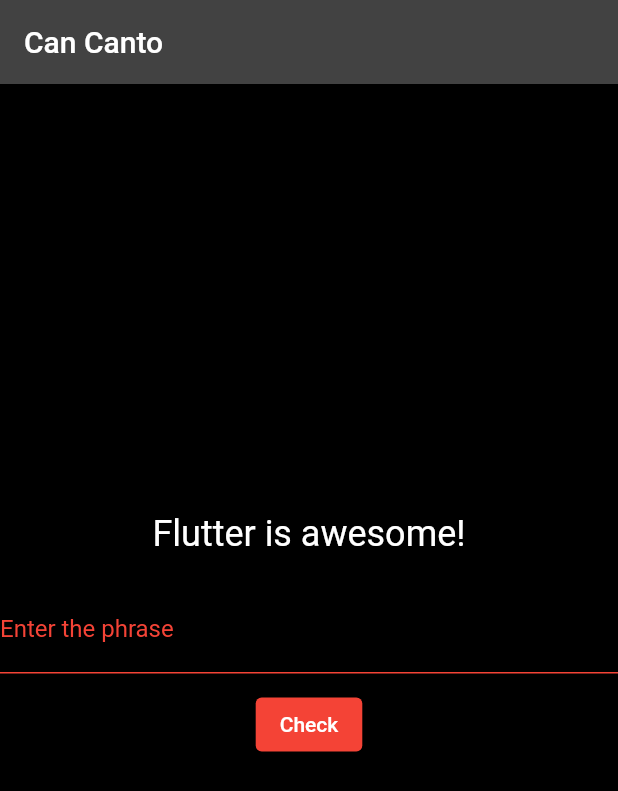
After one commit to psimatis/CanCanto, a Flutter app: the screen it shows after launch, on a phone screen of 412 x 824 dp. The commit adds this screen. Shown: the top 791 px of the screen. Run offline on Flutter 3.47's test engine with Material 2 defaults, Android fonts, the phone set to English and light mode, and no system bars.

Commit message:
split into two pages. added routing.

```diff
--- /dev/null
+++ b/lib/AddPhraseScreen.dart
@@ -0,0 +1,31 @@
+import 'package:flutter/material.dart';
+
+class AddPhraseScreen extends StatelessWidget {
+  @override
+  Widget build(BuildContext context) {
+    // Implement the screen to add new phrases here
+    return Scaffold(
+      appBar: AppBar(
+        title: Text('Add New Phrase'),
+      ),
+      body: Center(
+        child: Column(
+          mainAxisAlignment: MainAxisAlignment.center,
+          children: [
+            // Add text input and a button to add a new phrase
+            Text('Add a new phrase:'),
+            // Implement text input for the new phrase
+            ElevatedButton(
+              onPressed: () {
+                // Implement code to add the new phrase to the list
+                // You'll need to navigate back to the Vocabulary screen
+                Navigator.pop(context);
+              },
+              child: Text('Add Phrase'),
+            ),
+          ],
+        ),
+      ),
+    );
+  }
+}
--- /dev/null
+++ b/lib/Screens/cancanto_screen.dart
@@ -0,0 +1,96 @@
+import 'package:flutter/material.dart';
+import 'dart:math';
+
+class CanCantoScreen extends StatefulWidget {
+
+  static const String id = 'cancanto_screen';
+
+  @override
+  _CanCantoScreenState createState() => _CanCantoScreenState();
+}
+
+class _CanCantoScreenState extends State<CanCantoScreen> {
+  String randomPhrase = generateRandomPhrase();
+  TextEditingController userInputController = TextEditingController();
+  String resultMessage = '';
+
+  static String generateRandomPhrase() {
+    List<String> phrases = [
+      "Flutter is awesome!",
+      "Dart is a great language.",
+      "Can Canto is fun to use.",
+      "OpenAI GPT-3 is amazing!",
+    ];
+    Random random = Random();
+    int randomIndex = random.nextInt(phrases.length);
+    return phrases[randomIndex];
+  }
+
+  void checkInput() {
+    String userInput = userInputController.text;
+    if (userInput == randomPhrase) {
+      setState(() {
+        resultMessage = 'Correct!';
+      });
+    } else {
+      setState(() {
+        resultMessage = 'Wrong!';
+      });
+    }
+    // Generate a new random phrase
+    setState(() {
+      randomPhrase = generateRandomPhrase();
+      userInputController.clear();
+    });
+  }
+
+  @override
+  Widget build(BuildContext context) {
+    return Scaffold(
+        appBar: AppBar(
+          title: Text('Can Canto'),
+        ),
+        body: Center(
+          child: Column(
+            mainAxisAlignment: MainAxisAlignment.center,
+            children: [
+              Text(
+                randomPhrase,
+                style: TextStyle(fontSize: 24),
+              ),
+              SizedBox(height: 20),
+              TextField(
+                controller: userInputController,
+                decoration: const InputDecoration(
+                  labelText: 'Enter the phrase',
+                  labelStyle: TextStyle(color: Colors.red), // Change label color to red
+                  enabledBorder: UnderlineInputBorder(
+                    borderSide: BorderSide(color: Colors.red), // Set the underline color to red
+                  ),
+                  focusedBorder: UnderlineInputBorder(
+                    borderSide: BorderSide(color: Colors.red), // Set the focused underline color to red
+                  ),
+                ),
+              ),
+              SizedBox(height: 10),
+              ElevatedButton(
+                onPressed: checkInput,
+                style: ElevatedButton.styleFrom(
+                  primary: Colors.red, // Set the button's background color to red
+                ),
+                child: Text('Check'),
+              ),
+              SizedBox(height: 10),
+              Text(
+                resultMessage,
+                style: TextStyle(
+                  fontSize: 18,
+                  color: resultMessage == 'Correct!' ? Colors.green : Colors.red,
+                ),
+              ),
+            ],
+          ),
+        ),
+    );
+  }
+}
--- a/lib/main.dart
+++ b/lib/main.dart
@@ -1,48 +1,10 @@
-import 'dart:math';
 import 'package:flutter/material.dart';
+import 'Screens/cancanto_screen.dart';
+import 'Screens/vocabulary_screen.dart';
 
 void main() => runApp(CanCantoApp());
 
-class CanCantoApp extends StatefulWidget {
-  @override
-  _CanCantoAppState createState() => _CanCantoAppState();
-}
-
-class _CanCantoAppState extends State<CanCantoApp> {
-  String randomPhrase = generateRandomPhrase();
-  TextEditingController userInputController = TextEditingController();
-  String resultMessage = '';
-
-  static String generateRandomPhrase() {
-    List<String> phrases = [
-      "Flutter is awesome!",
-      "Dart is a great language.",
-      "Can Canto is fun to use.",
-      "OpenAI GPT-3 is amazing!",
-    ];
-    Random random = Random();
-    int randomIndex = random.nextInt(phrases.length);
-    return phrases[randomIndex];
-  }
-
-  void checkInput() {
-    String userInput = userInputController.text;
-    if (userInput == randomPhrase) {
-      setState(() {
-        resultMessage = 'Correct!';
-      });
-    } else {
-      setState(() {
-        resultMessage = 'Wrong!';
-      });
-    }
-    // Generate a new random phrase
-    setState(() {
-      randomPhrase = generateRandomPhrase();
-      userInputController.clear();
-    });
-  }
-
+class CanCantoApp extends StatelessWidget {
   @override
   Widget build(BuildContext context) {
     return MaterialApp(
@@ -50,52 +12,11 @@ class _CanCantoAppState extends State<CanCantoApp> {
         primaryColor: Colors.red,
         scaffoldBackgroundColor: Colors.black,
       ),
-      home: Scaffold(
-        appBar: AppBar(
-          title: Text('Can Canto'),
-        ),
-        body: Center(
-          child: Column(
-            mainAxisAlignment: MainAxisAlignment.center,
-            children: [
-              Text(
-                randomPhrase,
-                style: TextStyle(fontSize: 24),
-              ),
-              SizedBox(height: 20),
-              TextField(
-                controller: userInputController,
-                decoration: const InputDecoration(
-                  labelText: 'Enter the phrase',
-                  labelStyle: TextStyle(color: Colors.red), // Change label color to red
-                  enabledBorder: UnderlineInputBorder(
-                    borderSide: BorderSide(color: Colors.red), // Set the underline color to red
-                  ),
-                  focusedBorder: UnderlineInputBorder(
-                    borderSide: BorderSide(color: Colors.red), // Set the focused underline color to red
-                  ),
-                ),
-              ),
-              SizedBox(height: 10),
-              ElevatedButton(
-                onPressed: checkInput,
-                style: ElevatedButton.styleFrom(
-                  primary: Colors.red, // Set the button's background color to red
-                ),
-                child: Text('Check'),
-              ),
-              SizedBox(height: 10),
-              Text(
-                resultMessage,
-                style: TextStyle(
-                  fontSize: 18,
-                  color: resultMessage == 'Correct!' ? Colors.green : Colors.red,
-                ),
-              ),
-            ],
-          ),
-        ),
-      ),
+      initialRoute: CanCantoScreen.id,
+      routes: {
+        CanCantoScreen.id: (context) => CanCantoScreen(),
+        VocabularyScreen.id: (context) => VocabularyScreen(),
+      },
     );
   }
 }
--- a/pubspec.yaml
+++ b/pubspec.yaml
@@ -1,7 +1,7 @@
 name: canto
 description: A new Flutter project.
 
-publish_to: 'none' # Remove this line if you wish to publish to pub.dev
+publish_to: 'none'
 
 version: 1.0.0+1
 
```
Also changed, not shown: lib/Components/VocabularyList.dart (added, +34 -0 lines), lib/Screens/vocabulary_screen.dart (added, +23 -0 lines), lib/Components/CheckButton.dart (deleted).
